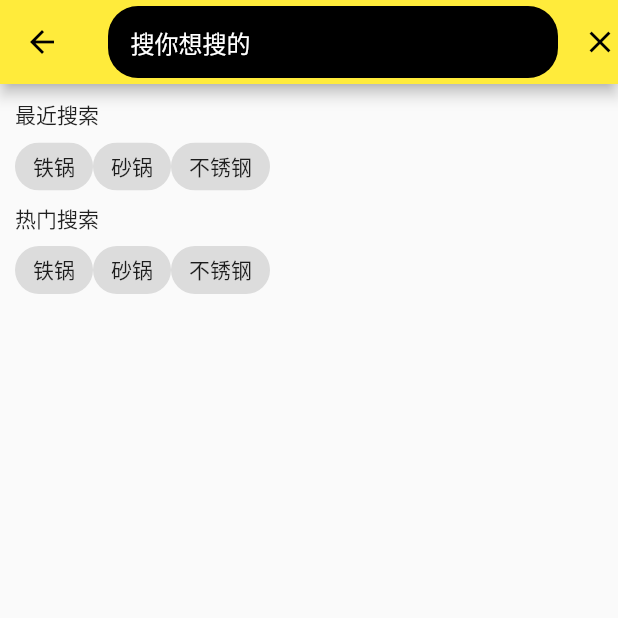
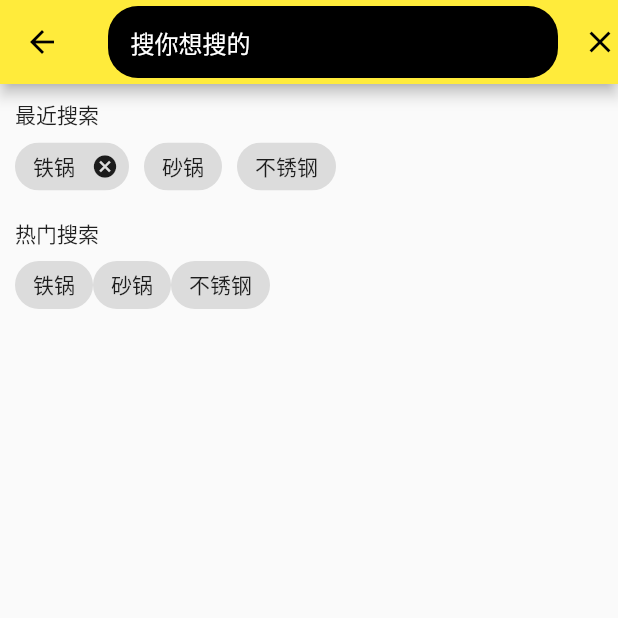
Before and after one commit to leizhu900516/weekFoods, a Flutter app: the Search screen opened directly, on a phone screen of 412 x 824 dp, the top half of it. Run offline on Flutter 3.47's test engine with Material 2 defaults, Android fonts, the phone set to English and light mode, and no system bars; our stand-ins replace image_picker, sqflite; accounts and stored records are empty.

Commit message:
日常更新

```diff
--- a/lib/pages/App.dart
+++ b/lib/pages/App.dart
@@ -1,6 +1,6 @@
 import 'package:flutter/material.dart';
 import 'Home.dart';
-import 'My.dart';
+import 'MyInfo.dart';
 import 'FoodDetail.dart';
 import 'FoodsList.dart';
 import 'Publish.dart';
--- a/lib/pages/SearchPage.dart
+++ b/lib/pages/SearchPage.dart
@@ -1,5 +1,6 @@
 import 'package:flutter/material.dart';
-
+import 'Home.dart';
+import 'App.dart';
 /*
 * 搜索页面
 * */
@@ -41,7 +42,14 @@ class _SearchState extends State<Search>{
 
     return Scaffold(
       appBar: AppBar(
-        leading: Icon(Icons.arrow_back), //# todo 返回上一页
+        leading: GestureDetector(
+          child: Icon(Icons.arrow_back),
+          onTap: (){
+            Navigator.of(context).push(MaterialPageRoute(builder: (_){
+              return MyApp();
+            }));
+          },
+        ), //# todo 返回上一页
         title: searchField,
         actions: <Widget>[
           GestureDetector(
@@ -61,10 +69,17 @@ class _SearchState extends State<Search>{
             Text("最近搜索"),
             Row(
               children: <Widget>[
-                Chip(label: Text('铁锅')),
+                Chip(label: Text('铁锅'),onDeleted: (){
+                  print("delete chip");
+                },),
+                Container(margin: EdgeInsets.only(left: 10.0),),
                 Chip(label: Text('砂锅')),
+                Container(margin: EdgeInsets.only(left: 10.0),),
                 Chip(label: Text('不锈钢')),
               ],
+            ),
+            Container(
+              margin: EdgeInsets.only(top: 10.0),
             ),
             Text("热门搜索"),
             Row(
```
Also changed, not shown: lib/pages/MyInfo.dart (renamed from lib/pages/My.dart), static/images/Untitled.gif (added), 1 other file.
